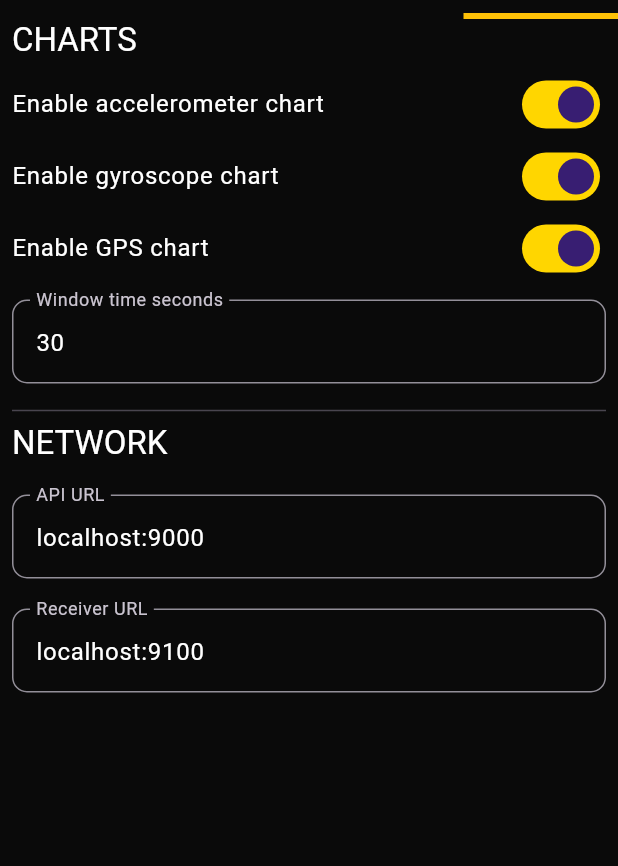
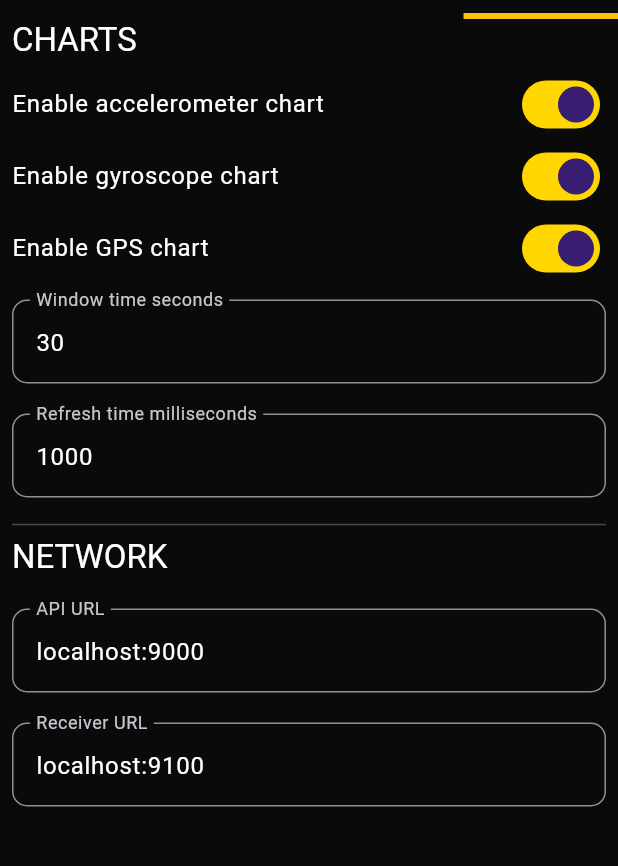
Before and after one commit to zubrailx/road-condition-monitoring, a Flutter app: the screen it shows after launch, tab 4 chosen, on a phone screen of 412 x 824 dp, the part 128-994 px from its top. Run offline on Flutter 3.47's test engine with Material 3 defaults, Android fonts, the phone set to English and light mode, and no system bars; our stand-ins replace flutter_svg, geolocator, get_it, permission_handler, sensors_plus, shared_preferences and 2 more.

Commit message:
mobile: refactor configuration parameters names, add refresh time configuration

```diff
--- a/mobile/lib/app/app.dart
+++ b/mobile/lib/app/app.dart
@@ -62,7 +62,8 @@ class App extends StatelessWidget {
         },
       ),
       // Chart
-      ChangeNotifierProxyProvider2<ConfigurationState, AccelerometerState, AccelerometerWindowState>(
+      ChangeNotifierProxyProvider2<ConfigurationState, AccelerometerState,
+              AccelerometerWindowState>(
           create: (_) => AccelerometerWindowState(),
           update: (_, config, state, windowState) {
             windowState ??= AccelerometerWindowState();
@@ -70,7 +71,8 @@ class App extends StatelessWidget {
             windowState.updateConfiguration(config.configurationData);
             return windowState;
           }),
-      ChangeNotifierProxyProvider2<ConfigurationState, GyroscopeState, GyroscopeWindowState>(
+      ChangeNotifierProxyProvider2<ConfigurationState, GyroscopeState,
+              GyroscopeWindowState>(
           create: (_) => GyroscopeWindowState(),
           update: (_, config, state, windowState) {
             windowState ??= GyroscopeWindowState();
@@ -78,7 +80,14 @@ class App extends StatelessWidget {
             windowState.updateConfiguration(config.configurationData);
             return windowState;
           }),
-      ChangeNotifierProvider(create: (_) => ChartState()),
+      ChangeNotifierProxyProvider<ConfigurationState, ChartState>(
+        create: (_) => ChartState(),
+        update: (_, ConfigurationState value, ChartState? previous) {
+          previous ??= ChartState();
+          previous.updateConfiguration(value.configurationData);
+          return previous;
+        },
+      ),
       // Sensor Translation
       ChangeNotifierProxyProvider3<AccelerometerState, GyroscopeState, GpsState,
           SensorTransmitter>(
--- a/mobile/lib/entities/configuration.dart
+++ b/mobile/lib/entities/configuration.dart
@@ -1,65 +1,68 @@
-import 'dart:ui';
-
 class ConfigurationData {
-  bool gyroscopeChartEnabled;
-  bool accelerometerChartEnabled;
-  bool gpsChartEnabled;
-  int windowTimeSeconds;
+  bool chartGyroscopeEnabled;
+  bool chartAccelerometerEnabled;
+  bool chartGpsEnabled;
+  int chartWindowTimeSeconds;
+  int chartRefreshTimeMillis;
   bool networkEnabled;
+  String networkApiURL;
+  String networkReceiverURL; // receiver of sensor data
   bool sensorsEnabled;
-  String apiURL;
-  String receiverURL; // receiver of sensor data
   UserAccountData userAccountData;
 
-  ConfigurationData(
-      {required this.gyroscopeChartEnabled,
-      required this.accelerometerChartEnabled,
-      required this.gpsChartEnabled,
-      required this.windowTimeSeconds,
-      required this.networkEnabled,
-      required this.sensorsEnabled,
-      required this.apiURL,
-      required this.receiverURL,
-      required this.userAccountData,
-    });
+  ConfigurationData({
+    required this.chartGyroscopeEnabled,
+    required this.chartAccelerometerEnabled,
+    required this.chartGpsEnabled,
+    required this.chartWindowTimeSeconds,
+    required this.chartRefreshTimeMillis,
+    required this.networkEnabled,
+    required this.networkApiURL,
+    required this.networkReceiverURL,
+    required this.sensorsEnabled,
+    required this.userAccountData,
+  });
 
   Map<String, dynamic> toJson() {
     return {
-      'gyroscope_chart_enabled': gyroscopeChartEnabled,
-      'accelerometer_chart_enabled': accelerometerChartEnabled,
-      'gps_chart_enabled': gpsChartEnabled,
-      'window_time_seconds': windowTimeSeconds,
+      'chart_gyroscope_enabled': chartGyroscopeEnabled,
+      'chart_accelerometer_enabled': chartAccelerometerEnabled,
+      'chart_gps_enabled': chartGpsEnabled,
+      'chart_window_time_seconds': chartWindowTimeSeconds,
+      'chart_refresh_time_millis': chartRefreshTimeMillis,
       'network_enabled': networkEnabled,
+      'network_api_url': networkApiURL,
+      'network_receiver_url': networkReceiverURL,
       'sensors_enabled': sensorsEnabled,
-      'api_url': apiURL,
-      'receiver_url': receiverURL,
       'user_account': userAccountData.toJson()
     };
   }
 
   factory ConfigurationData.fromJson(Map<String, dynamic> json) {
     return ConfigurationData(
-        gyroscopeChartEnabled: json['gyroscope_chart_enabled'],
-        accelerometerChartEnabled: json['accelerometer_chart_enabled'],
-        gpsChartEnabled: json['gps_chart_enabled'],
-        windowTimeSeconds: json['window_time_seconds'],
+        chartGyroscopeEnabled: json['chart_gyroscope_enabled'],
+        chartAccelerometerEnabled: json['chart_accelerometer_enabled'],
+        chartGpsEnabled: json['chart_gps_enabled'],
+        chartWindowTimeSeconds: json['chart_window_time_seconds'],
+        chartRefreshTimeMillis: json['chart_refresh_time_millis'],
         networkEnabled: json['network_enabled'],
+        networkApiURL: json['network_api_url'],
+        networkReceiverURL: json['network_receiver_url'],
         sensorsEnabled: json['sensors_enabled'],
-        apiURL: json['api_url'],
-        receiverURL: json['receiver_url'],
         userAccountData: UserAccountData.fromJson(json['user_account']));
   }
 
   factory ConfigurationData.create() {
     return ConfigurationData(
-        gyroscopeChartEnabled: true,
-        accelerometerChartEnabled: true,
-        gpsChartEnabled: true,
-        windowTimeSeconds: 30,
+        chartGyroscopeEnabled: true,
+        chartAccelerometerEnabled: true,
+        chartGpsEnabled: true,
+        chartWindowTimeSeconds: 30,
+        chartRefreshTimeMillis: 1000,
         networkEnabled: true,
+        networkApiURL: 'localhost:9000',
+        networkReceiverURL: 'localhost:9100',
         sensorsEnabled: true,
-        apiURL: 'localhost:9000',
-        receiverURL: 'localhost:9100',
         userAccountData: UserAccountData.create());
   }
 }
--- a/mobile/lib/state/accelerometer_window.dart
+++ b/mobile/lib/state/accelerometer_window.dart
@@ -8,15 +8,16 @@ class AccelerometerWindowState with ChangeNotifier {
   late final List<AccelerometerData> _records;
 
   AccelerometerWindowState() {
-    _duration = Duration(seconds: ConfigurationData.create().windowTimeSeconds);
+    _duration =
+        Duration(seconds: ConfigurationData.create().chartWindowTimeSeconds);
     _records = <AccelerometerData>[];
   }
 
   List<AccelerometerData> get records => _records;
 
   updateConfiguration(ConfigurationData? data) {
-    if (data != null && _duration.inSeconds != data.windowTimeSeconds) {
-      _duration = Duration(seconds: data.windowTimeSeconds);
+    if (data != null && _duration.inSeconds != data.chartWindowTimeSeconds) {
+      _duration = Duration(seconds: data.chartWindowTimeSeconds);
     }
   }
 
--- a/mobile/lib/state/chart.dart
+++ b/mobile/lib/state/chart.dart
@@ -1,18 +1,31 @@
 import 'dart:async';
 
 import 'package:flutter/foundation.dart';
+import 'package:mobile/entities/configuration.dart';
 
 class ChartState with ChangeNotifier {
-  late final Timer? _timer;
+  late Timer _timer;
   int _counter = 0;
-  final int _tickDuration = 1000;
+  int _refreshTimeMillis = ConfigurationData.create().chartRefreshTimeMillis;
 
   ChartState() {
-    _timer = Timer.periodic(
-        Duration(milliseconds: _tickDuration), (Timer t) => (_signal()));
+    _subscribe();
   }
 
   int get counter => _counter;
+
+  _subscribe() {
+    _timer = Timer.periodic(
+        Duration(milliseconds: _refreshTimeMillis), (Timer t) => (_signal()));
+  }
+
+  updateConfiguration(ConfigurationData? data) {
+    if (data != null && _refreshTimeMillis != data.chartRefreshTimeMillis) {
+      _refreshTimeMillis = data.chartRefreshTimeMillis;
+      _timer.cancel();
+      _subscribe();
+    }
+  }
 
   _signal() {
     ++_counter;
@@ -21,7 +34,7 @@ class ChartState with ChangeNotifier {
 
   @override
   void dispose() {
-    _timer?.cancel();
+    _timer.cancel();
     super.dispose();
   }
 }
--- a/mobile/lib/state/gyroscope_window.dart
+++ b/mobile/lib/state/gyroscope_window.dart
@@ -7,15 +7,16 @@ class GyroscopeWindowState with ChangeNotifier {
   late final List<GyroscopeData> _records;
 
   GyroscopeWindowState() {
-    _duration = Duration(seconds: ConfigurationData.create().windowTimeSeconds);
+    _duration =
+        Duration(seconds: ConfigurationData.create().chartWindowTimeSeconds);
     _records = <GyroscopeData>[];
   }
 
   List<GyroscopeData> get records => _records;
 
   updateConfiguration(ConfigurationData? data) {
-    if (data != null && _duration.inSeconds != data.windowTimeSeconds) {
-      _duration = Duration(seconds: data.windowTimeSeconds);
+    if (data != null && _duration.inSeconds != data.chartWindowTimeSeconds) {
+      _duration = Duration(seconds: data.chartWindowTimeSeconds);
     }
   }
 
--- a/mobile/lib/state/sensor_transmitter.dart
+++ b/mobile/lib/state/sensor_transmitter.dart
@@ -1,9 +1,7 @@
 import 'package:flutter/foundation.dart';
-import 'package:get_it/get_it.dart';
 import 'package:mobile/entities/accelerometer.dart';
 import 'package:mobile/entities/gps.dart';
 import 'package:mobile/entities/gyroscope.dart';
-import 'package:talker_flutter/talker_flutter.dart';
 
 class SensorTransmitter extends ChangeNotifier {
   late final Duration _duration;
@@ -23,6 +21,8 @@ class SensorTransmitter extends ChangeNotifier {
     _gyroscopeRecords = [];
     _gpsRecords = [];
   }
+
+  _transmit() {}
 
   void appendAccelerometer(AccelerometerData record) {
     if (_accelerometerRecords.isNotEmpty &&
@@ -48,7 +48,7 @@ class SensorTransmitter extends ChangeNotifier {
     // _gpsRecords.add(record);
     if (_lastUpdate != null && record.time != null) {
       if (record.time!.difference(_lastUpdate!) > _duration) {
-        // send data
+        _transmit();
         _reset();
       }
     }
--- a/mobile/lib/widgets/network_switch.dart
+++ b/mobile/lib/widgets/network_switch.dart
@@ -1,9 +1,7 @@
 import 'package:flutter/material.dart';
 import 'package:flutter_svg/svg.dart';
-import 'package:get_it/get_it.dart';
 import 'package:mobile/state/configuration.dart';
 import 'package:provider/provider.dart';
-import 'package:talker_flutter/talker_flutter.dart';
 
 class NetworkSwitchWidget extends StatelessWidget {
   const NetworkSwitchWidget({super.key, required this.width});
--- a/mobile/lib/widgets/options.dart
+++ b/mobile/lib/widgets/options.dart
@@ -32,22 +32,23 @@ class OptionsWidget extends StatelessWidget {
                   Text("Enable accelerometer chart",
                       style: theme.textTheme.bodyLarge),
                   Switch(
-                      value: data.accelerometerChartEnabled,
+                      value: data.chartAccelerometerEnabled,
                       onChanged: (_) {
-                        configuration.setAccelerometerChartEnabled(
-                            !data.accelerometerChartEnabled);
+                        configuration.setChartAccelerometerEnabled(
+                            !data.chartAccelerometerEnabled);
                       }),
                 ],
               ),
               Row(
                 mainAxisAlignment: MainAxisAlignment.spaceBetween,
                 children: [
-                  Text("Enable gyroscope chart", style: theme.textTheme.bodyLarge),
+                  Text("Enable gyroscope chart",
+                      style: theme.textTheme.bodyLarge),
                   Switch(
-                      value: data.gyroscopeChartEnabled,
+                      value: data.chartGyroscopeEnabled,
                       onChanged: (_) {
-                        configuration
-                            .setGyroscopeChartEnabled(!data.gyroscopeChartEnabled);
+                        configuration.setChartGyroscopeEnabled(
+                            !data.chartGyroscopeEnabled);
                       }),
                 ],
               ),
@@ -56,19 +57,30 @@ class OptionsWidget extends StatelessWidget {
                 children: [
                   Text("Enable GPS chart", style: theme.textTheme.bodyLarge),
                   Switch(
-                      value: data.gpsChartEnabled,
+                      value: data.chartGpsEnabled,
                       onChanged: (_) {
-                        configuration
-                            .setGpsChartEnabled(!data.gpsChartEnabled);
+                        configuration.setChartGpsEnabled(!data.chartGpsEnabled);
                       }),
                 ],
               ),
               const SizedBox(height: 10),
               TextField(
-                decoration: const InputDecoration(labelText: 'Window time seconds'),
-                controller: TextEditingController()..text = data.windowTimeSeconds.toString(),
+                decoration:
+                    const InputDecoration(labelText: 'Window time seconds'),
+                controller: TextEditingController()
+                  ..text = data.chartWindowTimeSeconds.toString(),
                 onSubmitted: (value) {
-                  configuration.setWindowTimeSeconds(int.parse(value));
+                  configuration.setChartWindowTimeSeconds(int.parse(value));
+                },
+              ),
+              const SizedBox(height: 20),
+              TextField(
+                decoration:
+                const InputDecoration(labelText: 'Refresh time milliseconds'),
+                controller: TextEditingController()
+                  ..text = data.chartRefreshTimeMillis.toString(),
+                onSubmitted: (value) {
+                  configuration.setChartRefreshTimeMillis(int.parse(value));
                 },
               ),
               const SizedBox(height: 10),
@@ -82,17 +94,18 @@ class OptionsWidget extends StatelessWidget {
               const SizedBox(height: 20),
               TextField(
                 decoration: const InputDecoration(labelText: 'API URL'),
-                controller: TextEditingController()..text = data.apiURL,
+                controller: TextEditingController()..text = data.networkApiURL,
                 onSubmitted: (value) {
-                  configuration.setApiURL(value);
+                  configuration.setNetworkApiURL(value);
                 },
               ),
               const SizedBox(height: 20),
               TextField(
                 decoration: const InputDecoration(labelText: 'Receiver URL'),
-                controller: TextEditingController()..text = data.receiverURL,
+                controller: TextEditingController()
+                  ..text = data.networkReceiverURL,
                 onSubmitted: (value) {
-                  configuration.setReceiverURL(value);
+                  configuration.setNetworkReceiverURL(value);
                 },
               ),
             ],
--- a/mobile/lib/widgets/sensors.dart
+++ b/mobile/lib/widgets/sensors.dart
@@ -14,17 +14,17 @@ class SensorsWidget extends StatelessWidget {
 
     final children = <Widget>[];
 
-    if (data == null || data.accelerometerChartEnabled) {
+    if (data == null || data.chartAccelerometerEnabled) {
       children.add(const AccelerometerWidget());
       children.add(const SizedBox(height: 16));
     }
 
-    if (data == null || data.gyroscopeChartEnabled) {
+    if (data == null || data.chartGyroscopeEnabled) {
       children.add(const GyroscopeWidget());
       children.add(const SizedBox(height: 16));
     }
 
-    if (data == null || data.gpsChartEnabled) {
+    if (data == null || data.chartGpsEnabled) {
       children.add(const GPSWidget());
     }
 
```
Also changed, not shown: mobile/lib/state/configuration.dart (+17 -12 lines).
